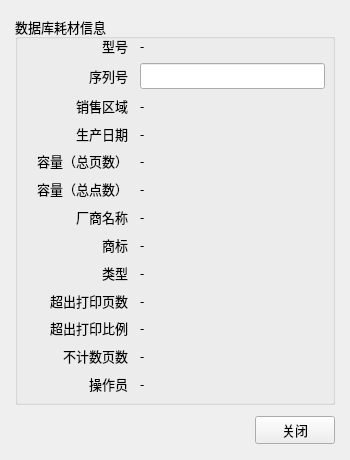
The window that sqlchipinfo.ui (zlmone/supply_writer) describes before a commit, drawn with Qt 5.
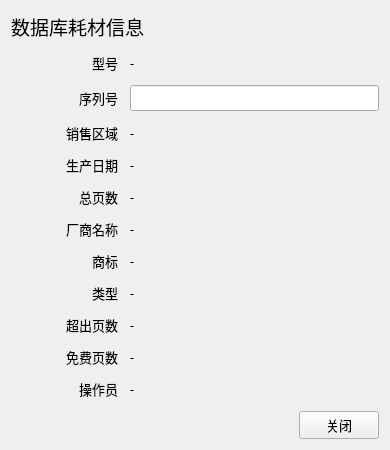
The same window after the commit.

Patch:
```diff
--- a/sqlchipinfo.ui
+++ b/sqlchipinfo.ui
@@ -6,8 +6,8 @@
    <rect>
     <x>0</x>
     <y>0</y>
-    <width>350</width>
-    <height>460</height>
+    <width>390</width>
+    <height>450</height>
    </rect>
   </property>
   <property name="windowTitle">
@@ -16,46 +16,59 @@
   <property name="styleSheet">
    <string notr="true"/>
   </property>
-  <widget class="QGroupBox" name="groupBox">
-   <property name="geometry">
-    <rect>
-     <x>15</x>
-     <y>15</y>
-     <width>320</width>
-     <height>390</height>
-    </rect>
-   </property>
+  <layout class="QGridLayout" name="gridLayout_2">
+   <item row="0" column="0">
+    <layout class="QVBoxLayout" name="verticalLayout">
+     <property name="bottomMargin">
+      <number>0</number>
+     </property>
+     <item>
+      <widget class="QLabel" name="label_26">
    <property name="font">
     <font>
      <family>微软雅黑</family>
-     <pointsize>10</pointsize>
-    </font>
-   </property>
-   <property name="title">
+         <pointsize>14</pointsize>
+        </font>
+       </property>
+       <property name="text">
     <string>数据库耗材信息</string>
    </property>
-   <property name="alignment">
-    <set>Qt::AlignLeading|Qt::AlignLeft|Qt::AlignVCenter</set>
-   </property>
-   <widget class="QWidget" name="gridLayoutWidget">
-    <property name="geometry">
-     <rect>
-      <x>10</x>
-      <y>20</y>
-      <width>300</width>
-      <height>360</height>
-     </rect>
-    </property>
-    <property name="font">
-     <font>
-      <family>微软雅黑</family>
-      <pointsize>10</pointsize>
-     </font>
-    </property>
-    <layout class="QGridLayout" name="gridLayout" columnstretch="5,9">
-     <property name="horizontalSpacing">
+      </widget>
+     </item>
+     <item>
+      <layout class="QGridLayout" name="gridLayout" columnstretch="3,7">
+       <property name="topMargin">
+        <number>6</number>
+       </property>
+       <property name="bottomMargin">
+        <number>6</number>
+       </property>
+       <property name="spacing">
       <number>12</number>
      </property>
+       <item row="1" column="1">
+        <widget class="QLineEdit" name="lineEdit">
+         <property name="font">
+          <font>
+           <family>微软雅黑</family>
+           <pointsize>10</pointsize>
+          </font>
+         </property>
+        </widget>
+       </item>
+       <item row="6" column="1">
+        <widget class="QLabel" name="label_20">
+         <property name="font">
+          <font>
+           <family>微软雅黑</family>
+           <pointsize>10</pointsize>
+          </font>
+         </property>
+         <property name="text">
+          <string>-</string>
+         </property>
+        </widget>
+       </item>
      <item row="1" column="0">
       <widget class="QLabel" name="label_3">
        <property name="font">
@@ -72,8 +85,8 @@
        </property>
       </widget>
      </item>
-     <item row="6" column="1">
-      <widget class="QLabel" name="label_19">
+       <item row="9" column="1">
+        <widget class="QLabel" name="label_24">
        <property name="font">
         <font>
          <family>微软雅黑</family>
@@ -85,8 +98,8 @@
        </property>
       </widget>
      </item>
-     <item row="11" column="0">
-      <widget class="QLabel" name="label_14">
+       <item row="5" column="0">
+        <widget class="QLabel" name="label_9">
        <property name="font">
         <font>
          <family>微软雅黑</family>
@@ -94,14 +107,14 @@
         </font>
        </property>
        <property name="text">
-        <string>不计数页数</string>
+          <string>厂商名称</string>
        </property>
        <property name="alignment">
         <set>Qt::AlignRight|Qt::AlignTrailing|Qt::AlignVCenter</set>
        </property>
       </widget>
      </item>
-     <item row="8" column="0">
+       <item row="7" column="0">
       <widget class="QLabel" name="label_11">
        <property name="font">
         <font>
@@ -117,8 +130,8 @@
        </property>
       </widget>
      </item>
-     <item row="0" column="0">
-      <widget class="QLabel" name="label">
+       <item row="6" column="0">
+        <widget class="QLabel" name="label_10">
        <property name="font">
         <font>
          <family>微软雅黑</family>
@@ -126,15 +139,15 @@
         </font>
        </property>
        <property name="text">
-        <string>型号</string>
+          <string>商标</string>
        </property>
        <property name="alignment">
         <set>Qt::AlignRight|Qt::AlignTrailing|Qt::AlignVCenter</set>
        </property>
       </widget>
      </item>
-     <item row="7" column="1">
-      <widget class="QLabel" name="label_20">
+       <item row="8" column="0">
+        <widget class="QLabel" name="label_12">
        <property name="font">
         <font>
          <family>微软雅黑</family>
@@ -142,12 +155,15 @@
         </font>
        </property>
        <property name="text">
-        <string>-</string>
-       </property>
-      </widget>
-     </item>
-     <item row="10" column="1">
-      <widget class="QLabel" name="label_23">
+          <string>超出页数</string>
+         </property>
+         <property name="alignment">
+          <set>Qt::AlignRight|Qt::AlignTrailing|Qt::AlignVCenter</set>
+         </property>
+        </widget>
+       </item>
+       <item row="3" column="1">
+        <widget class="QLabel" name="label_16">
        <property name="font">
         <font>
          <family>微软雅黑</family>
@@ -188,54 +204,6 @@
        </property>
       </widget>
      </item>
-     <item row="6" column="0">
-      <widget class="QLabel" name="label_9">
-       <property name="font">
-        <font>
-         <family>微软雅黑</family>
-         <pointsize>10</pointsize>
-        </font>
-       </property>
-       <property name="text">
-        <string>厂商名称</string>
-       </property>
-       <property name="alignment">
-        <set>Qt::AlignRight|Qt::AlignTrailing|Qt::AlignVCenter</set>
-       </property>
-      </widget>
-     </item>
-     <item row="10" column="0">
-      <widget class="QLabel" name="label_13">
-       <property name="font">
-        <font>
-         <family>微软雅黑</family>
-         <pointsize>10</pointsize>
-        </font>
-       </property>
-       <property name="text">
-        <string>超出打印比例</string>
-       </property>
-       <property name="alignment">
-        <set>Qt::AlignRight|Qt::AlignTrailing|Qt::AlignVCenter</set>
-       </property>
-      </widget>
-     </item>
-     <item row="4" column="0">
-      <widget class="QLabel" name="label_7">
-       <property name="font">
-        <font>
-         <family>微软雅黑</family>
-         <pointsize>10</pointsize>
-        </font>
-       </property>
-       <property name="text">
-        <string>容量（总页数）</string>
-       </property>
-       <property name="alignment">
-        <set>Qt::AlignRight|Qt::AlignTrailing|Qt::AlignVCenter</set>
-       </property>
-      </widget>
-     </item>
      <item row="2" column="1">
       <widget class="QLabel" name="label_15">
        <property name="font">
@@ -249,6 +217,109 @@
        </property>
       </widget>
      </item>
+       <item row="8" column="1">
+        <widget class="QLabel" name="label_22">
+         <property name="font">
+          <font>
+           <family>微软雅黑</family>
+           <pointsize>10</pointsize>
+          </font>
+         </property>
+         <property name="text">
+          <string>-</string>
+         </property>
+        </widget>
+       </item>
+       <item row="9" column="0">
+        <widget class="QLabel" name="label_14">
+         <property name="font">
+          <font>
+           <family>微软雅黑</family>
+           <pointsize>10</pointsize>
+          </font>
+         </property>
+         <property name="text">
+          <string>免费页数</string>
+         </property>
+         <property name="alignment">
+          <set>Qt::AlignRight|Qt::AlignTrailing|Qt::AlignVCenter</set>
+         </property>
+        </widget>
+       </item>
+       <item row="7" column="1">
+        <widget class="QLabel" name="label_21">
+         <property name="font">
+          <font>
+           <family>微软雅黑</family>
+           <pointsize>10</pointsize>
+          </font>
+         </property>
+         <property name="text">
+          <string>-</string>
+         </property>
+        </widget>
+       </item>
+       <item row="0" column="0">
+        <widget class="QLabel" name="label">
+         <property name="font">
+          <font>
+           <family>微软雅黑</family>
+           <pointsize>10</pointsize>
+          </font>
+         </property>
+         <property name="text">
+          <string>型号</string>
+         </property>
+         <property name="alignment">
+          <set>Qt::AlignRight|Qt::AlignTrailing|Qt::AlignVCenter</set>
+         </property>
+        </widget>
+       </item>
+       <item row="10" column="1">
+        <widget class="QLabel" name="label_25">
+         <property name="font">
+          <font>
+           <family>微软雅黑</family>
+           <pointsize>10</pointsize>
+          </font>
+         </property>
+         <property name="text">
+          <string>-</string>
+         </property>
+        </widget>
+       </item>
+       <item row="4" column="0">
+        <widget class="QLabel" name="label_7">
+         <property name="font">
+          <font>
+           <family>微软雅黑</family>
+           <pointsize>10</pointsize>
+          </font>
+         </property>
+         <property name="text">
+          <string>总页数</string>
+         </property>
+         <property name="alignment">
+          <set>Qt::AlignRight|Qt::AlignTrailing|Qt::AlignVCenter</set>
+         </property>
+        </widget>
+       </item>
+       <item row="10" column="0">
+        <widget class="QLabel" name="label_4">
+         <property name="font">
+          <font>
+           <family>微软雅黑</family>
+           <pointsize>10</pointsize>
+          </font>
+         </property>
+         <property name="text">
+          <string>操作员</string>
+         </property>
+         <property name="alignment">
+          <set>Qt::AlignRight|Qt::AlignTrailing|Qt::AlignVCenter</set>
+         </property>
+        </widget>
+       </item>
      <item row="0" column="1">
       <widget class="QLabel" name="label_2">
        <property name="font">
@@ -262,35 +333,6 @@
        </property>
       </widget>
      </item>
-     <item row="7" column="0">
-      <widget class="QLabel" name="label_10">
-       <property name="font">
-        <font>
-         <family>微软雅黑</family>
-         <pointsize>10</pointsize>
-        </font>
-       </property>
-       <property name="text">
-        <string>商标</string>
-       </property>
-       <property name="alignment">
-        <set>Qt::AlignRight|Qt::AlignTrailing|Qt::AlignVCenter</set>
-       </property>
-      </widget>
-     </item>
-     <item row="3" column="1">
-      <widget class="QLabel" name="label_16">
-       <property name="font">
-        <font>
-         <family>微软雅黑</family>
-         <pointsize>10</pointsize>
-        </font>
-       </property>
-       <property name="text">
-        <string>-</string>
-       </property>
-      </widget>
-     </item>
      <item row="2" column="0">
       <widget class="QLabel" name="label_5">
        <property name="font">
@@ -307,118 +349,8 @@
        </property>
       </widget>
      </item>
-     <item row="9" column="0">
-      <widget class="QLabel" name="label_12">
-       <property name="font">
-        <font>
-         <family>微软雅黑</family>
-         <pointsize>10</pointsize>
-        </font>
-       </property>
-       <property name="text">
-        <string>超出打印页数</string>
-       </property>
-       <property name="alignment">
-        <set>Qt::AlignRight|Qt::AlignTrailing|Qt::AlignVCenter</set>
-       </property>
-      </widget>
-     </item>
-     <item row="1" column="1">
-      <widget class="QLineEdit" name="lineEdit">
-       <property name="font">
-        <font>
-         <family>微软雅黑</family>
-         <pointsize>10</pointsize>
-        </font>
-       </property>
-      </widget>
-     </item>
-     <item row="11" column="1">
-      <widget class="QLabel" name="label_24">
-       <property name="font">
-        <font>
-         <family>微软雅黑</family>
-         <pointsize>10</pointsize>
-        </font>
-       </property>
-       <property name="text">
-        <string>-</string>
-       </property>
-      </widget>
-     </item>
-     <item row="5" column="0">
-      <widget class="QLabel" name="label_8">
-       <property name="font">
-        <font>
-         <family>微软雅黑</family>
-         <pointsize>10</pointsize>
-        </font>
-       </property>
-       <property name="text">
-        <string>容量（总点数）</string>
-       </property>
-       <property name="alignment">
-        <set>Qt::AlignRight|Qt::AlignTrailing|Qt::AlignVCenter</set>
-       </property>
-      </widget>
-     </item>
      <item row="5" column="1">
-      <widget class="QLabel" name="label_18">
-       <property name="font">
-        <font>
-         <family>微软雅黑</family>
-         <pointsize>10</pointsize>
-        </font>
-       </property>
-       <property name="text">
-        <string>-</string>
-       </property>
-      </widget>
-     </item>
-     <item row="8" column="1">
-      <widget class="QLabel" name="label_21">
-       <property name="font">
-        <font>
-         <family>微软雅黑</family>
-         <pointsize>10</pointsize>
-        </font>
-       </property>
-       <property name="text">
-        <string>-</string>
-       </property>
-      </widget>
-     </item>
-     <item row="9" column="1">
-      <widget class="QLabel" name="label_22">
-       <property name="font">
-        <font>
-         <family>微软雅黑</family>
-         <pointsize>10</pointsize>
-        </font>
-       </property>
-       <property name="text">
-        <string>-</string>
-       </property>
-      </widget>
-     </item>
-     <item row="12" column="0">
-      <widget class="QLabel" name="label_4">
-       <property name="font">
-        <font>
-         <family>微软雅黑</family>
-         <pointsize>10</pointsize>
-        </font>
-       </property>
-       <property name="text">
-        <string>操作员</string>
-       </property>
-       <property name="alignment">
-        <set>Qt::AlignRight|Qt::AlignTrailing|Qt::AlignVCenter</set>
-       </property>
-      </widget>
-     </item>
-     <item row="12" column="1">
-      <widget class="QLabel" name="label_25">
+        <widget class="QLabel" name="label_19">
        <property name="font">
         <font>
          <family>微软雅黑</family>
@@ -431,23 +363,8 @@
       </widget>
      </item>
     </layout>
-   </widget>
-  </widget>
-  <widget class="QWidget" name="horizontalLayoutWidget">
-   <property name="geometry">
-    <rect>
-     <x>15</x>
-     <y>410</y>
-     <width>320</width>
-     <height>40</height>
-    </rect>
-   </property>
-   <property name="font">
-    <font>
-     <family>微软雅黑</family>
-     <pointsize>10</pointsize>
-    </font>
-   </property>
+     </item>
+     <item>
    <layout class="QHBoxLayout" name="horizontalLayout">
     <item>
      <spacer name="horizontalSpacer">
@@ -485,7 +402,10 @@
      </widget>
     </item>
    </layout>
-  </widget>
+     </item>
+    </layout>
+   </item>
+  </layout>
  </widget>
  <resources/>
  <connections/>
```
Lines whose indentation alone changed are shown as unchanged.
